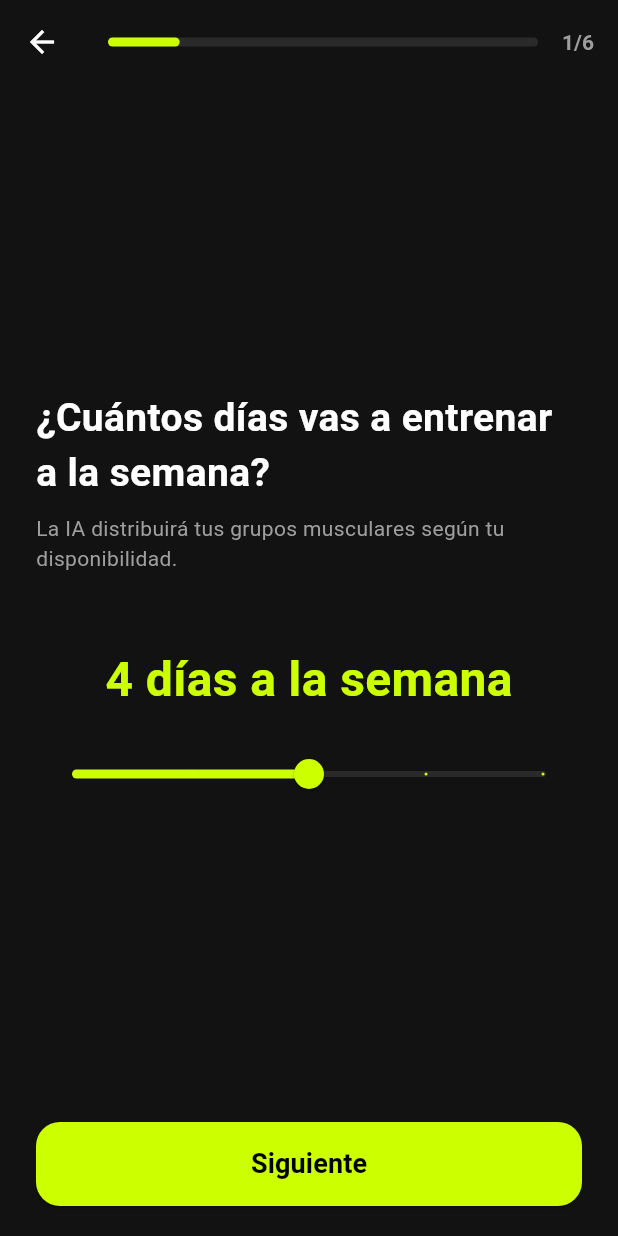
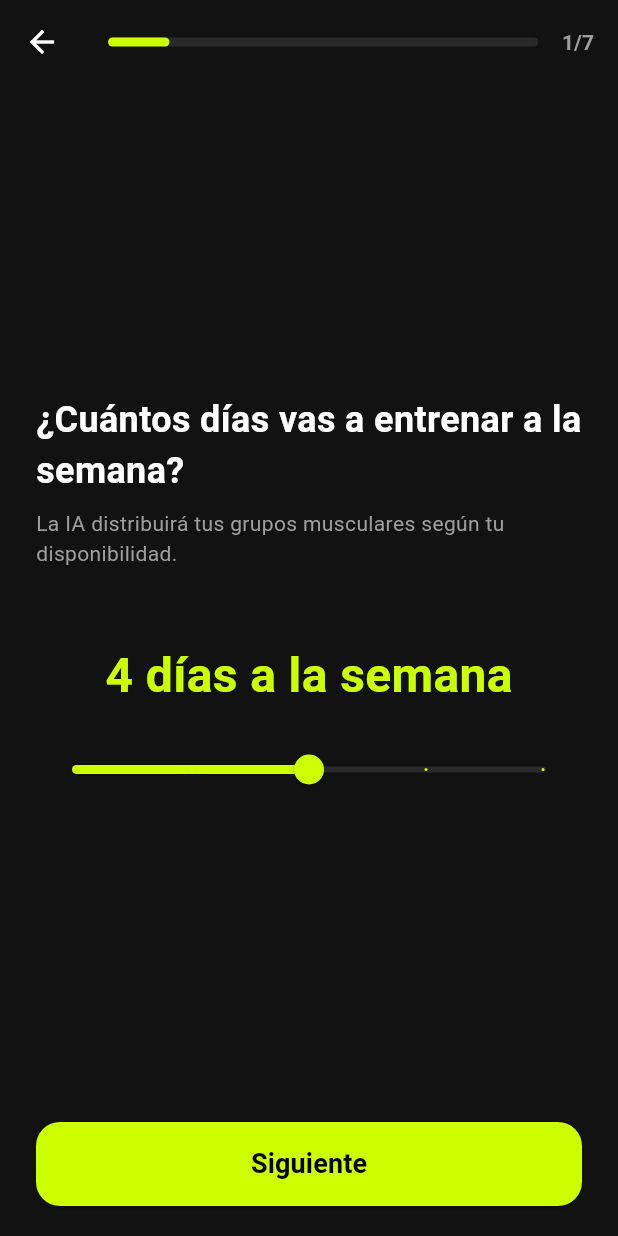
Before and after one commit to mategmdani25-maker/GymTechAI, a Flutter app: the QuestionnaireScreen screen opened directly, on a phone screen of 412 x 824 dp. Run offline on Flutter 3.47's test engine with Material 3 defaults, Android fonts, the phone set to English and light mode, and no system bars; our stand-ins replace shared_preferences; accounts and stored records are empty.

Commit message:
Update questionnaire_screen.dart

```diff
--- a/flutter_app/lib/screens/questionnaire_screen.dart
+++ b/flutter_app/lib/screens/questionnaire_screen.dart
@@ -13,11 +13,12 @@ class _QuestionnaireScreenState extends State<QuestionnaireScreen> {
   bool estaCargandoIA = false;
   String mensajeCargaIA = "Procesando respuestas...";
 
-  // Variables de respuestas
+  // Variables de respuestas con valores por defecto (Memoria de Progreso activa)
   int diasEntrenamiento = 4;
   String tiempoSesion = '1 a 2 horas';
   String genero = 'Hombre';
   String optimizarMenstruacion = 'No';
+  String rangoEdad = '25 a 40 años'; // Nueva pregunta de rango de edad
   String experiencia = 'Intermedio';
   String prioridadMuscular = 'Equilibrado';
   String tieneLesiones = 'Ninguna, estoy 100% sano';
@@ -44,6 +45,7 @@ class _QuestionnaireScreenState extends State<QuestionnaireScreen> {
   Widget build(BuildContext context) {
     List<Widget> pasos = [];
 
+    // 1. Días de entrenamiento
     pasos.add(_buildSlider(
       titulo: "¿Cuántos días vas a entrenar a la semana?",
       subtitulo: "La IA distribuirá tus grupos musculares según tu disponibilidad.",
@@ -53,6 +55,7 @@ class _QuestionnaireScreenState extends State<QuestionnaireScreen> {
       onCambio: (val) => setState(() => diasEntrenamiento = val.toInt()),
     ));
 
+    // 2. Tiempo por sesión
     pasos.add(_buildSeleccionUnica(
       titulo: "¿Cuánto tiempo tienes por sesión?",
       subtitulo: "Ajustaremos el número total de ejercicios para optimizar tu tiempo.",
@@ -61,6 +64,7 @@ class _QuestionnaireScreenState extends State<QuestionnaireScreen> {
       onCambio: (val) => setState(() => tiempoSesion = val),
     ));
 
+    // 3. Género
     pasos.add(_buildSeleccionUnica(
       titulo: "¿Cuál es tu género?",
       subtitulo: "Utilizamos esto para calibrar parámetros fisiológicos y metabólicos.",
@@ -69,6 +73,7 @@ class _QuestionnaireScreenState extends State<QuestionnaireScreen> {
       onCambio: (val) => setState(() => genero = val),
     ));
 
+    // 4. Condicional: Menstruación (Solo si eligió Mujer)
     if (genero == 'Mujer') {
       pasos.add(_buildSeleccionUnica(
         titulo: "¿Deseas adaptar el plan a tu ciclo menstrual?",
@@ -78,7 +83,16 @@ class _QuestionnaireScreenState extends State<QuestionnaireScreen> {
         onCambio: (val) => setState(() => optimizarMenstruacion = val),
       ));
     }
+    // 5. NUEVA PREGUNTA: Rango de edad (Autorregulación articular)
+    pasos.add(_buildSeleccionUnica(
+      titulo: "¿Cuál es tu rango de edad?",
+      subtitulo: "La IA adaptará el volumen para optimizar la recuperación de los tejidos.",
+      opciones: ['Menos de 25 años', '25 a 40 años', 'Más de 40 años'],
+      seleccionado: rangoEdad,
+      onCambio: (val) => setState(() => rangoEdad = val),
+    ));
 
+    // 6. Conocimiento y Autonomía
     pasos.add(_buildSeleccionUnica(
       titulo: "¿Cuál es tu nivel de conocimiento en el entrenamiento?",
       subtitulo: "Esto definirá si necesitas guías básicas o herramientas de periodización avanzada.",
@@ -91,6 +105,7 @@ class _QuestionnaireScreenState extends State<QuestionnaireScreen> {
       onCambio: (val) => setState(() => experiencia = val),
     ));
 
+    // 7. Enfoque Muscular
     pasos.add(_buildSeleccionUnica(
       titulo: "¿Qué grupo muscular deseas priorizar?",
       subtitulo: "La IA añadirá volumen estratégico al inicio de tus rutinas.",
@@ -99,6 +114,7 @@ class _QuestionnaireScreenState extends State<QuestionnaireScreen> {
       onCambio: (val) => setState(() => prioridadMuscular = val),
     ));
 
+    // 8. Lesiones
     pasos.add(_buildSeleccionUnica(
       titulo: "¿Tienes alguna lesión o molestia?",
       subtitulo: "El algoritmo evitará o sustituirá patrones de movimiento dolorosos.",
@@ -132,6 +148,7 @@ class _QuestionnaireScreenState extends State<QuestionnaireScreen> {
         ),
       );
     }
+
     return Scaffold(
       appBar: AppBar(
         backgroundColor: Colors.transparent,
@@ -194,7 +211,7 @@ class _QuestionnaireScreenState extends State<QuestionnaireScreen> {
       crossAxisAlignment: CrossAxisAlignment.start,
       mainAxisAlignment: MainAxisAlignment.center,
       children: [
-        Text(titulo, style: const TextStyle(fontSize: 26, fontWeight: FontWeight.bold)),
+        Text(titulo, style: const TextStyle(fontSize: 24, fontWeight: FontWeight.bold)),
         const SizedBox(height: 8),
         Text(subtitulo, style: const TextStyle(fontSize: 14, color: Colors.grey)),
         const SizedBox(height: 24),
@@ -232,7 +249,7 @@ class _QuestionnaireScreenState extends State<QuestionnaireScreen> {
       crossAxisAlignment: CrossAxisAlignment.start,
       mainAxisAlignment: MainAxisAlignment.center,
       children: [
-        Text(titulo, style: const TextStyle(fontSize: 26, fontWeight: FontWeight.bold)),
+        Text(titulo, style: const TextStyle(fontSize: 24, fontWeight: FontWeight.bold)),
         const SizedBox(height: 8),
         Text(subtitulo, style: const TextStyle(fontSize: 14, color: Colors.grey)),
         const SizedBox(height: 48),
```
